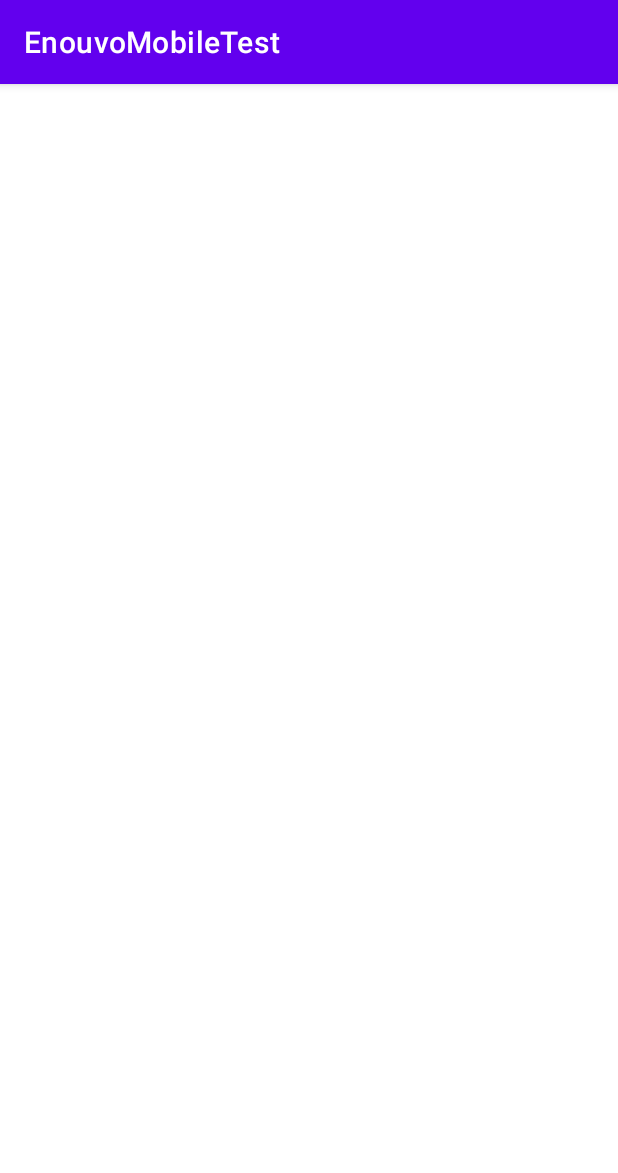
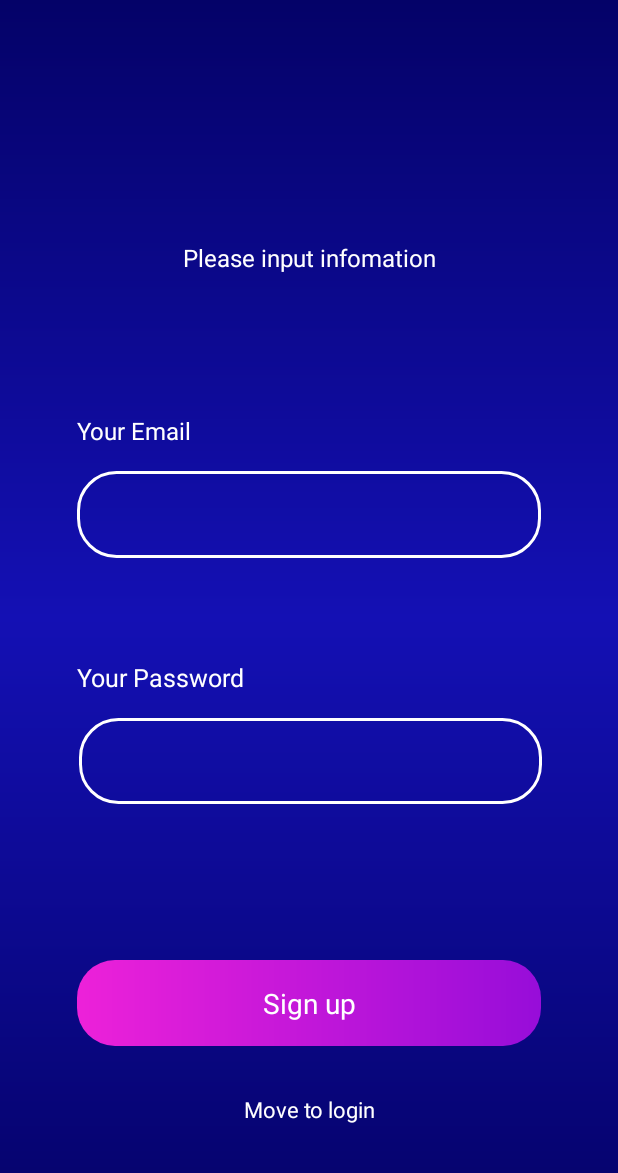
Before and after one commit to tuanit1/EnouvoMobileTest, an Android app: the ExamOneActivity screen opened directly, with no data from a screen before it, on a phone screen of 412 x 824 dp. Shown: the top 1173 px of the screen. Run offline under Robolectric (Android 15) with nearby library versions, the phone set to English and light mode, and no system bars.

Commit message:
Add SigninFragment UI

```diff
--- a/app/build.gradle
+++ b/app/build.gradle
@@ -47,6 +47,9 @@ dependencies {
     kapt "androidx.room:room-compiler:2.4.3"
     implementation("org.jetbrains.kotlinx:kotlinx-coroutines-android:1.6.3")
 
+    implementation("androidx.navigation:navigation-fragment-ktx:2.5.2")
+    implementation("androidx.navigation:navigation-ui-ktx:2.5.2")
+
     implementation "androidx.lifecycle:lifecycle-viewmodel-ktx:2.5.1"
     implementation "androidx.lifecycle:lifecycle-livedata-ktx:2.5.1"
     implementation "androidx.lifecycle:lifecycle-common-java8:2.5.1"
--- a/app/src/main/AndroidManifest.xml
+++ b/app/src/main/AndroidManifest.xml
@@ -14,7 +14,7 @@
         android:theme="@style/Theme.EnouvoMobileTest"
         tools:targetApi="31">
         <activity
-            android:name=".ui.exam1.home.activity.ExamOneActivity"
+            android:name=".ui.exam1.ExamOneActivity"
             android:exported="false">
             <meta-data
                 android:name="android.app.lib_name"
--- a/app/src/main/java/com/example/enouvomobiletest/ui/MainActivity.kt
+++ b/app/src/main/java/com/example/enouvomobiletest/ui/MainActivity.kt
@@ -5,9 +5,8 @@ import androidx.appcompat.app.AppCompatActivity
 import android.os.Bundle
 import android.util.Log
 import androidx.lifecycle.ViewModelProvider
-import com.example.enouvomobiletest.R
 import com.example.enouvomobiletest.databinding.ActivityMainBinding
-import com.example.enouvomobiletest.ui.exam1.home.activity.ExamOneActivity
+import com.example.enouvomobiletest.ui.exam1.ExamOneActivity
 import com.example.enouvomobiletest.ui.exam1.home.viewmodel.PostViewModal
 import com.example.enouvomobiletest.ui.exam1.login.viewmodel.UserViewModal
 
--- /dev/null
+++ b/app/src/main/java/com/example/enouvomobiletest/ui/exam1/ExamOneActivity.kt
@@ -0,0 +1,21 @@
+package com.example.enouvomobiletest.ui.exam1
+
+import androidx.appcompat.app.AppCompatActivity
+import android.os.Bundle
+import com.example.enouvomobiletest.R
+import com.example.enouvomobiletest.databinding.ActivityExamOneBinding
+
+class ExamOneActivity : AppCompatActivity() {
+
+    lateinit var binding: ActivityExamOneBinding
+
+    override fun onCreate(savedInstanceState: Bundle?) {
+        super.onCreate(savedInstanceState)
+        binding = ActivityExamOneBinding.inflate(layoutInflater)
+        setContentView(binding.root)
+
+
+
+    }
+
+}
--- a/app/src/main/java/com/example/enouvomobiletest/ui/exam1/home/activity/ExamOneActivity.kt
+++ /dev/null
@@ -1,13 +0,0 @@
-package com.example.enouvomobiletest.ui.exam1.home.activity
-
-import androidx.appcompat.app.AppCompatActivity
-import android.os.Bundle
-import com.example.enouvomobiletest.R
-
-class ExamOneActivity : AppCompatActivity() {
-    override fun onCreate(savedInstanceState: Bundle?) {
-        super.onCreate(savedInstanceState)
-        setContentView(R.layout.activity_exam_one)
-    }
-
-}
--- /dev/null
+++ b/app/src/main/java/com/example/enouvomobiletest/ui/exam1/login/fragments/LoginFragment.kt
@@ -0,0 +1,29 @@
+package com.example.enouvomobiletest.ui.exam1.login.fragments
+
+import android.os.Bundle
+import androidx.fragment.app.Fragment
+import android.view.LayoutInflater
+import android.view.View
+import android.view.ViewGroup
+import androidx.navigation.fragment.findNavController
+import com.example.enouvomobiletest.R
+import com.example.enouvomobiletest.databinding.FragmentLoginBinding
+
+class LoginFragment : Fragment() {
+
+    lateinit var binding: FragmentLoginBinding
+
+    override fun onCreateView(
+        inflater: LayoutInflater, container: ViewGroup?,
+        savedInstanceState: Bundle?
+    ): View? {
+        binding = FragmentLoginBinding.inflate(inflater, container, false)
+
+        binding.text.setOnClickListener{
+            findNavController().navigate(R.id.login_to_signup)
+        }
+
+        return binding.root
+    }
+
+}
--- /dev/null
+++ b/app/src/main/res/drawable/bg_button_auth.xml
@@ -0,0 +1,9 @@
+<?xml version="1.0" encoding="utf-8"?>
+<shape xmlns:android="http://schemas.android.com/apk/res/android">
+    <gradient
+        android:startColor="#ED21D9"
+        android:endColor="#970DD9"
+        />
+    <corners
+        android:radius="25dp"/>
+</shape>
--- /dev/null
+++ b/app/src/main/res/drawable/bg_input_border.xml
@@ -0,0 +1,10 @@
+<?xml version="1.0" encoding="utf-8"?>
+<shape xmlns:android="http://schemas.android.com/apk/res/android">
+    <stroke
+        android:color="@color/white"
+        android:width="2dp"
+        />
+    <corners
+        android:radius="25dp"/>
+
+</shape>
--- /dev/null
+++ b/app/src/main/res/drawable/bg_login.xml
@@ -0,0 +1,8 @@
+<?xml version="1.0" encoding="utf-8"?>
+<shape xmlns:android="http://schemas.android.com/apk/res/android">
+    <gradient
+        android:angle="90"
+        android:startColor="#040268"
+        android:centerColor="#1410B4"
+        android:endColor="#040268"/>
+</shape>
--- a/app/src/main/res/layout/activity_exam_one.xml
+++ b/app/src/main/res/layout/activity_exam_one.xml
@@ -4,6 +4,18 @@
     xmlns:tools="http://schemas.android.com/tools"
     android:layout_width="match_parent"
     android:layout_height="match_parent"
-    tools:context=".ui.exam1.home.activity.ExamOneActivity">
+    tools:context=".ui.exam1.ExamOneActivity">
+
+    <androidx.fragment.app.FragmentContainerView
+        android:id="@+id/fragmentContainerView"
+        android:name="androidx.navigation.fragment.NavHostFragment"
+        android:layout_width="0dp"
+        android:layout_height="0dp"
+        app:defaultNavHost="true"
+        app:layout_constraintBottom_toBottomOf="parent"
+        app:layout_constraintEnd_toEndOf="parent"
+        app:layout_constraintStart_toStartOf="parent"
+        app:layout_constraintTop_toTopOf="parent"
+        app:navGraph="@navigation/exam1_login_graph" />
 
 </androidx.constraintlayout.widget.ConstraintLayout>
--- /dev/null
+++ b/app/src/main/res/layout/fragment_login.xml
@@ -0,0 +1,167 @@
+<?xml version="1.0" encoding="utf-8"?>
+<androidx.constraintlayout.widget.ConstraintLayout xmlns:android="http://schemas.android.com/apk/res/android"
+    xmlns:app="http://schemas.android.com/apk/res-auto"
+    xmlns:tools="http://schemas.android.com/tools"
+    android:layout_width="match_parent"
+    android:layout_height="match_parent"
+    android:background="@drawable/bg_login"
+    tools:context=".ui.exam1.login.fragments.LoginFragment">
+
+    <androidx.constraintlayout.widget.ConstraintLayout
+        android:id="@+id/btn_signup"
+        android:layout_width="0dp"
+        android:layout_height="0dp"
+        android:background="@drawable/bg_button_auth"
+        app:layout_constraintBottom_toBottomOf="parent"
+        app:layout_constraintEnd_toEndOf="parent"
+        app:layout_constraintHeight_percent="0.07"
+        app:layout_constraintStart_toStartOf="parent"
+        app:layout_constraintTop_toBottomOf="@+id/rl_pw"
+        app:layout_constraintVertical_bias="0.45"
+        app:layout_constraintWidth_percent="0.75">
+
+        <TextView
+            android:id="@+id/textView6"
+            android:layout_width="0dp"
+            android:layout_height="0dp"
+            android:gravity="center"
+            android:text="Sign up"
+            android:textColor="@color/white"
+            app:autoSizeTextType="uniform"
+            app:layout_constraintBottom_toBottomOf="parent"
+            app:layout_constraintEnd_toEndOf="parent"
+            app:layout_constraintHeight_percent="0.45"
+            app:layout_constraintStart_toStartOf="parent"
+            app:layout_constraintTop_toTopOf="parent" />
+    </androidx.constraintlayout.widget.ConstraintLayout>
+
+    <androidx.constraintlayout.widget.ConstraintLayout
+        android:id="@+id/rl_email"
+        android:layout_width="0dp"
+        android:layout_height="0dp"
+        android:background="@drawable/bg_input_border"
+        app:layout_constraintBottom_toBottomOf="parent"
+        app:layout_constraintEnd_toEndOf="parent"
+        app:layout_constraintHeight_percent="0.07"
+        app:layout_constraintStart_toStartOf="parent"
+        app:layout_constraintTop_toTopOf="parent"
+        app:layout_constraintVertical_bias="0.41000003"
+        app:layout_constraintWidth_percent="0.75">
+
+        <EditText
+            android:id="@+id/edt_email"
+            android:layout_width="0dp"
+            android:layout_height="0dp"
+            android:autoSizeTextType="uniform"
+            android:background="@null"
+            android:textColor="@color/white"
+            android:textCursorDrawable="@color/white"
+            android:ems="10"
+            android:inputType="textEmailAddress"
+            app:layout_constraintBottom_toBottomOf="parent"
+            app:layout_constraintEnd_toEndOf="parent"
+            app:layout_constraintHeight_percent="0.7"
+            app:layout_constraintStart_toStartOf="parent"
+            app:layout_constraintTop_toTopOf="parent"
+            app:layout_constraintWidth_percent="0.85" />
+    </androidx.constraintlayout.widget.ConstraintLayout>
+
+    <TextView
+        android:id="@+id/textView"
+        android:layout_width="0dp"
+        android:layout_height="0dp"
+        android:layout_marginBottom="16dp"
+        android:autoSizeTextType="uniform"
+        android:text="Your Email"
+        android:textColor="@color/white"
+        app:layout_constraintBottom_toTopOf="@+id/rl_email"
+        app:layout_constraintEnd_toEndOf="parent"
+        app:layout_constraintHeight_percent="0.027"
+        app:layout_constraintStart_toStartOf="parent"
+        app:layout_constraintTop_toBottomOf="@+id/text"
+        app:layout_constraintVertical_bias="1.0"
+        app:layout_constraintWidth_percent="0.75" />
+
+    <TextView
+        android:id="@+id/textView2"
+        android:layout_width="0dp"
+        android:layout_height="0dp"
+        android:layout_marginBottom="16dp"
+        android:autoSizeTextType="uniform"
+        android:text="Your Password"
+        android:textColor="@color/white"
+        app:layout_constraintBottom_toTopOf="@+id/rl_pw"
+        app:layout_constraintEnd_toEndOf="parent"
+        app:layout_constraintHeight_percent="0.027"
+        app:layout_constraintStart_toStartOf="parent"
+        app:layout_constraintTop_toBottomOf="@+id/rl_email"
+        app:layout_constraintVertical_bias="1.0"
+        app:layout_constraintWidth_percent="0.75" />
+
+    <androidx.constraintlayout.widget.ConstraintLayout
+        android:id="@+id/rl_pw"
+        android:layout_width="0dp"
+        android:layout_height="0dp"
+        android:background="@drawable/bg_input_border"
+        app:layout_constraintBottom_toBottomOf="parent"
+        app:layout_constraintEnd_toEndOf="parent"
+        app:layout_constraintHeight_percent="0.07"
+        app:layout_constraintHorizontal_bias="0.509"
+        app:layout_constraintStart_toStartOf="parent"
+        app:layout_constraintTop_toBottomOf="@+id/rl_email"
+        app:layout_constraintVertical_bias="0.26999998"
+        app:layout_constraintWidth_percent="0.75">
+
+        <EditText
+            android:id="@+id/edt_pw"
+            android:layout_width="0dp"
+            android:layout_height="0dp"
+            android:autoSizeTextType="uniform"
+            android:background="@null"
+            android:ems="10"
+            android:inputType="textPassword"
+            android:textColor="@color/white"
+            android:textCursorDrawable="@color/white"
+            app:layout_constraintBottom_toBottomOf="parent"
+            app:layout_constraintEnd_toEndOf="parent"
+            app:layout_constraintHeight_percent="0.7"
+            app:layout_constraintStart_toStartOf="parent"
+            app:layout_constraintTop_toTopOf="parent"
+            app:layout_constraintWidth_percent="0.85" />
+    </androidx.constraintlayout.widget.ConstraintLayout>
+
+    <TextView
+        android:id="@+id/text"
+        android:layout_width="309dp"
+        android:layout_height="22dp"
+        android:autoSizeTextType="uniform"
+        android:gravity="center"
+        android:text="Please input infomation"
+        android:textColor="@color/white"
+        android:visibility="visible"
+        app:layout_constraintBottom_toTopOf="@+id/rl_email"
+        app:layout_constraintEnd_toEndOf="parent"
+        app:layout_constraintHeight_percent="0.03"
+        app:layout_constraintStart_toStartOf="parent"
+        app:layout_constraintTop_toTopOf="parent"
+        app:layout_constraintVertical_bias="0.55"
+        app:layout_constraintWidth_percent="0.75" />
+
+    <TextView
+        android:id="@+id/tv_backToLogin"
+        android:layout_width="0dp"
+        android:layout_height="0dp"
+        android:autoSizeTextType="uniform"
+        android:gravity="center"
+        android:text="Move to login"
+        android:textColor="@color/white"
+        app:layout_constraintBottom_toBottomOf="parent"
+        app:layout_constraintEnd_toEndOf="parent"
+        app:layout_constraintHeight_percent="0.025"
+        app:layout_constraintStart_toStartOf="parent"
+        app:layout_constraintTop_toBottomOf="@+id/btn_signup"
+        app:layout_constraintVertical_bias="0.3"
+        app:layout_constraintWidth_percent="0.75" />
+
+
+</androidx.constraintlayout.widget.ConstraintLayout>
--- /dev/null
+++ b/app/src/main/res/navigation/exam1_login_graph.xml
@@ -0,0 +1,26 @@
+<?xml version="1.0" encoding="utf-8"?>
+<navigation xmlns:android="http://schemas.android.com/apk/res/android"
+    xmlns:app="http://schemas.android.com/apk/res-auto"
+    xmlns:tools="http://schemas.android.com/tools"
+    android:id="@+id/exam1_login_graph"
+    app:startDestination="@id/loginFragment">
+
+    <fragment
+        android:id="@+id/loginFragment"
+        android:name="com.example.enouvomobiletest.ui.exam1.login.fragments.LoginFragment"
+        android:label="fragment_login"
+        tools:layout="@layout/fragment_login" >
+        <action
+            android:id="@+id/login_to_signup"
+            app:destination="@id/signupFragment" />
+    </fragment>
+    <fragment
+        android:id="@+id/signupFragment"
+        android:name="com.example.enouvomobiletest.ui.exam1.login.fragments.SignupFragment"
+        android:label="fragment_signup"
+        tools:layout="@layout/fragment_signup" >
+        <action
+            android:id="@+id/signup_to_login"
+            app:destination="@id/loginFragment" />
+    </fragment>
+</navigation>
--- a/app/src/main/res/values-night/themes.xml
+++ b/app/src/main/res/values-night/themes.xml
@@ -1,9 +1,9 @@
 <resources xmlns:tools="http://schemas.android.com/tools">
     <!-- Base application theme. -->
-    <style name="Theme.EnouvoMobileTest" parent="Theme.MaterialComponents.DayNight.DarkActionBar">
+    <style name="Theme.EnouvoMobileTest" parent="Theme.MaterialComponents.DayNight.NoActionBar">
         <!-- Primary brand color. -->
         <item name="colorPrimary">@color/purple_200</item>
-        <item name="colorPrimaryVariant">@color/purple_700</item>
+        <item name="colorPrimaryVariant">#040268</item>
         <item name="colorOnPrimary">@color/black</item>
         <!-- Secondary brand color. -->
         <item name="colorSecondary">@color/teal_200</item>
--- a/app/src/main/res/values/strings.xml
+++ b/app/src/main/res/values/strings.xml
@@ -1,3 +1,5 @@
 <resources>
     <string name="app_name">EnouvoMobileTest</string>
+    <!-- TODO: Remove or change this placeholder text -->
+    <string name="hello_blank_fragment">Hello blank fragment</string>
 </resources>
--- a/app/src/main/res/values/themes.xml
+++ b/app/src/main/res/values/themes.xml
@@ -1,9 +1,9 @@
 <resources xmlns:tools="http://schemas.android.com/tools">
     <!-- Base application theme. -->
-    <style name="Theme.EnouvoMobileTest" parent="Theme.MaterialComponents.DayNight.DarkActionBar">
+    <style name="Theme.EnouvoMobileTest" parent="Theme.MaterialComponents.DayNight.NoActionBar">
         <!-- Primary brand color. -->
         <item name="colorPrimary">@color/purple_500</item>
-        <item name="colorPrimaryVariant">@color/purple_700</item>
+        <item name="colorPrimaryVariant">#040268</item>
         <item name="colorOnPrimary">@color/white</item>
         <!-- Secondary brand color. -->
         <item name="colorSecondary">@color/teal_200</item>
@@ -11,6 +11,7 @@
         <item name="colorOnSecondary">@color/black</item>
         <!-- Status bar color. -->
         <item name="android:statusBarColor">?attr/colorPrimaryVariant</item>
+        <item name="android:windowLightStatusBar">true</item>
         <!-- Customize your theme here. -->
     </style>
 </resources>
```
Also changed, not shown: app/src/main/java/com/example/enouvomobiletest/ui/exam1/login/fragments/SignupFragment.kt (added, +31 -0 lines), app/src/main/res/layout/fragment_signup.xml (added, +167 -0 lines).
